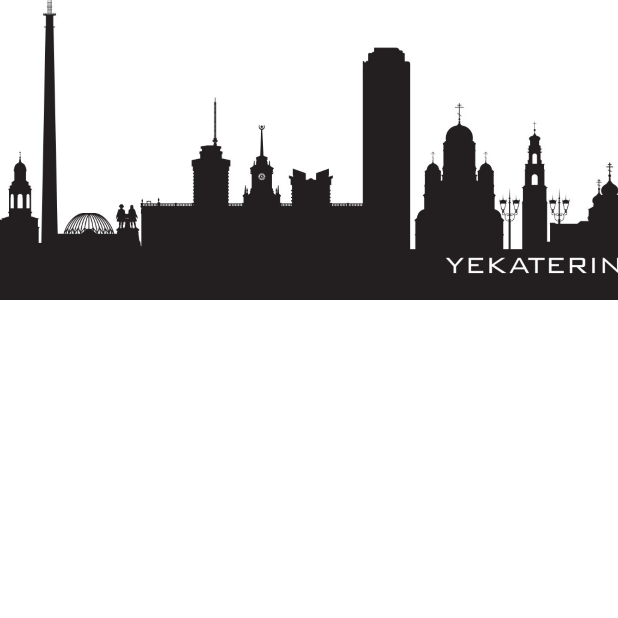
After one commit to lomonoga/AI_GPS_Radio, an Android app built with Jetpack Compose: the composable PlaceImage shown on its own in the app's theme, on a phone screen of 412 x 824 dp, the top half of it. The commit adds this screen. Run offline under Robolectric (Android 15) with nearby library versions, the phone set to English and light mode, and no system bars; pictures from the network do not load.

Commit message:
quick fix

```diff
--- /dev/null
+++ b/frontend/app/src/main/java/com/example/aigpsradio/ui/PlaceImage.kt
@@ -0,0 +1,37 @@
+package com.example.aigpsradio.ui
+
+import androidx.compose.foundation.Image
+import androidx.compose.foundation.layout.fillMaxWidth
+import androidx.compose.foundation.layout.height
+import androidx.compose.runtime.Composable
+import androidx.compose.runtime.getValue
+import androidx.compose.runtime.collectAsState
+import androidx.compose.ui.Modifier
+import androidx.compose.ui.res.painterResource
+import androidx.compose.ui.graphics.asImageBitmap
+import androidx.compose.ui.layout.ContentScale
+import androidx.compose.ui.unit.dp
+import com.example.aigpsradio.R
+import com.example.aigpsradio.viewmodel.LocationAudioViewModel
+
+@Composable
+fun PlaceImage(viewModel: LocationAudioViewModel) {
+    val uiState by viewModel.uiState.collectAsState()
+
+    val bmp = uiState.placeImageBitmap
+    if (bmp != null) {
+        Image(
+            bitmap = bmp.asImageBitmap(),
+            contentDescription = uiState.currentPlaceName ?: "Place image",
+            modifier = Modifier.fillMaxWidth().height(200.dp),
+            contentScale = ContentScale.Crop
+        )
+    } else {
+        Image(
+            painter = painterResource(id = R.drawable.yekaterinburg),
+            contentDescription = "Placeholder",
+            modifier = Modifier.fillMaxWidth().height(200.dp),
+            contentScale = ContentScale.Crop
+        )
+    }
+}
```
Also changed, not shown: frontend/app/src/main/java/com/example/aigpsradio/ui/AudioPlayerSheet.kt (+5 -5 lines), frontend/app/src/main/java/com/example/aigpsradio/ui/PlayerScreen.kt (+3 -12 lines), frontend/app/src/main/java/com/example/aigpsradio/viewmodel/LocationAudioViewModel.kt (+6 -6 lines), frontend/app/src/main/res/drawable/ic_people.xml (added, +9 -0 lines), frontend/app/src/main/res/drawable/yekaterinburg.jpg (added).
